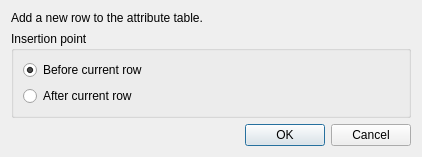
Old version of the form src/ui/raster/qgsrasterattributetableaddrowdialogbase.ui in the repository qgis/QGIS.
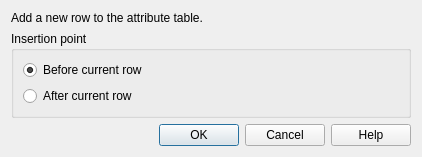
New version of the form.

Commit message: Add help buttons to raster attributes table dialogs

The edit to the form file:
```diff
--- a/src/ui/raster/qgsrasterattributetableaddrowdialogbase.ui
+++ b/src/ui/raster/qgsrasterattributetableaddrowdialogbase.ui
@@ -66,7 +66,7 @@
       <enum>Qt::Horizontal</enum>
      </property>
      <property name="standardButtons">
-      <set>QDialogButtonBox::Cancel|QDialogButtonBox::Ok</set>
+      <set>QDialogButtonBox::StandardButton::Cancel|QDialogButtonBox::StandardButton::Help|QDialogButtonBox::StandardButton::Ok</set>
      </property>
     </widget>
    </item>
```
The commit also changes 8 other files.
